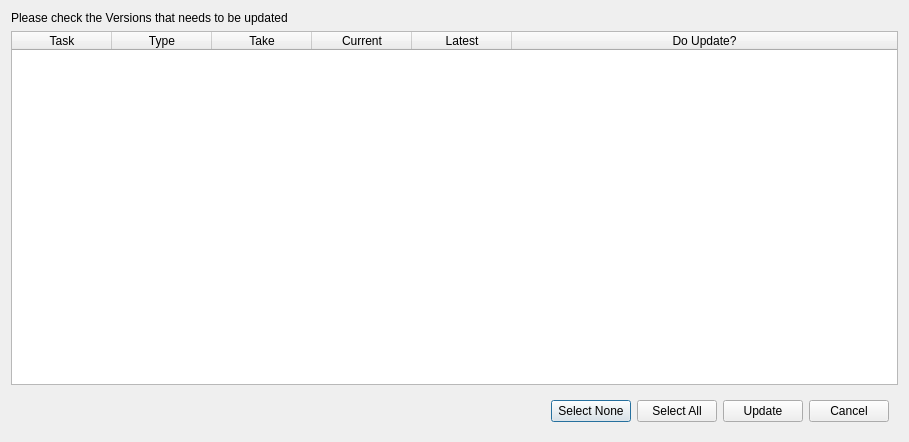
Old version of the form anima/pipeline/ui/ui_files/version_updater.ui in the repository eoyilmaz/anima.
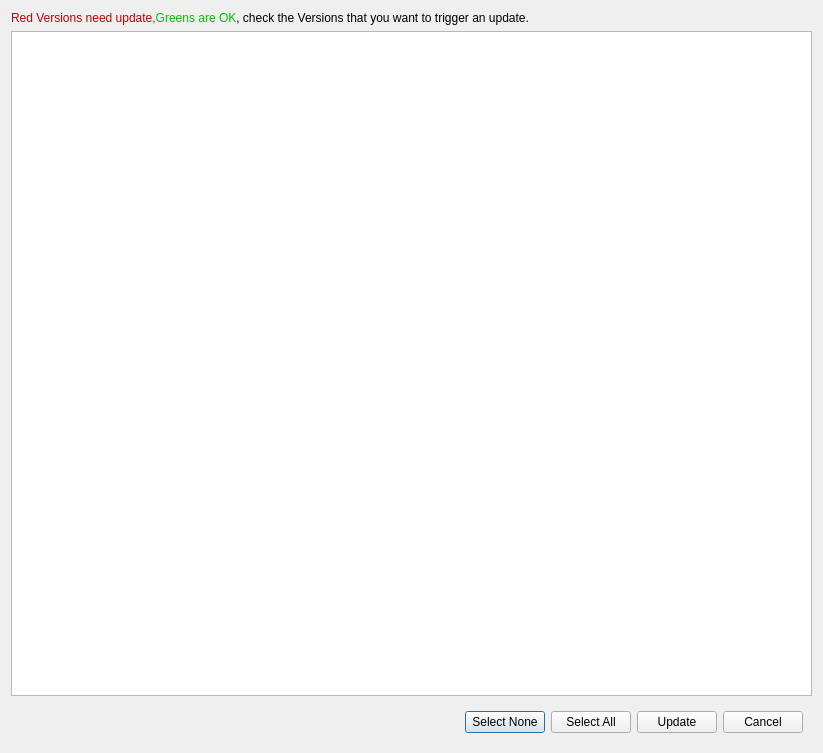
New version of the form.

Commit message: - In Maya.check_referenced_versions(), the returned Reference Resolution dictionary will not contain the current file. - In Maya.update_versions(), the current opened file will be updated at the end, but a new version will not be created, letting the user to decide to create a new version or not - Version Updater is now working as designed, and it passes all its tests

Diff of the .ui file:
```diff
--- a/anima/pipeline/ui/ui_files/version_updater.ui
+++ b/anima/pipeline/ui/ui_files/version_updater.ui
@@ -9,8 +9,8 @@
    <rect>
     <x>0</x>
     <y>0</y>
-    <width>909</width>
-    <height>442</height>
+    <width>823</width>
+    <height>753</height>
    </rect>
   </property>
   <property name="windowTitle">
@@ -20,67 +20,12 @@
    <item>
     <widget class="QLabel" name="label">
      <property name="text">
-      <string>Please check the Versions that needs to be updated</string>
+      <string>&lt;html&gt;&lt;head/&gt;&lt;body&gt;&lt;p&gt;&lt;span style=&quot; color:#c00000;&quot;&gt;Red Versions need update,&lt;/span&gt;&lt;span style=&quot; color:#00c000;&quot;&gt;Greens are OK&lt;/span&gt;, check the Versions that you want to trigger an update.&lt;/p&gt;&lt;/body&gt;&lt;/html&gt;</string>
      </property>
     </widget>
    </item>
    <item>
-    <widget class="QTableWidget" name="versions_tableWidget">
-     <property name="sizePolicy">
-      <sizepolicy hsizetype="Expanding" vsizetype="Expanding">
-       <horstretch>1</horstretch>
-       <verstretch>1</verstretch>
-      </sizepolicy>
-     </property>
-     <property name="editTriggers">
-      <set>QAbstractItemView::NoEditTriggers</set>
-     </property>
-     <property name="alternatingRowColors">
-      <bool>true</bool>
-     </property>
-     <property name="cornerButtonEnabled">
-      <bool>false</bool>
-     </property>
-     <property name="columnCount">
-      <number>6</number>
-     </property>
-     <attribute name="horizontalHeaderVisible">
-      <bool>true</bool>
-     </attribute>
-     <attribute name="horizontalHeaderStretchLastSection">
-      <bool>true</bool>
-     </attribute>
-     <column>
-      <property name="text">
-       <string>Task</string>
-      </property>
-     </column>
-     <column>
-      <property name="text">
-       <string>Type</string>
-      </property>
-     </column>
-     <column>
-      <property name="text">
-       <string>Take</string>
-      </property>
-     </column>
-     <column>
-      <property name="text">
-       <string>Current</string>
-      </property>
-     </column>
-     <column>
-      <property name="text">
-       <string>Latest</string>
-      </property>
-     </column>
-     <column>
-      <property name="text">
-       <string>Do Update?</string>
-      </property>
-     </column>
-    </widget>
+    <widget class="QTreeView" name="versions_treeView"/>
    </item>
    <item>
     <widget class="QWidget" name="horizontalWidget" native="true">
```
The commit also changes 21 other files.
